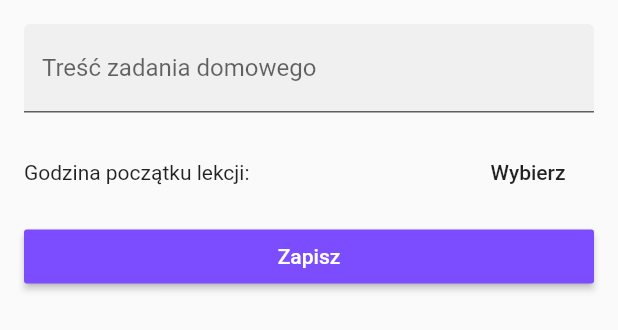
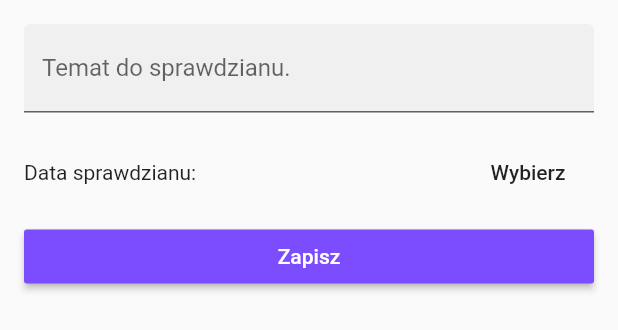
Before and after one commit to DawidBartniczak/Lesson-Plan-Flutter, a Flutter app: the AddTestBottomSheet widget shown alone on an empty page, opened directly, on a phone screen of 412 x 824 dp. Shown: the top 330 px of the screen. Run offline on Flutter 3.47's test engine with Material 2 defaults, Android fonts, the phone set to English and light mode, and no system bars; our stand-ins replace shared_preferences, sqflite; missing offline and left inert: rounded_modal; accounts and stored records are empty.

Commit message:
Added Android icons and fixed labels in add test sheet.

```diff
--- a/lib/main.dart
+++ b/lib/main.dart
@@ -20,7 +20,7 @@ class MyApp extends StatelessWidget {
   @override
   Widget build(BuildContext context) {
     return MaterialApp(
-      title: 'Flutter Demo',
+      title: 'Plan Lekcji',
       theme: ThemeData(
         primarySwatch: Colors.deepPurple,
         accentColor: Colors.deepPurpleAccent,
--- a/lib/widget/bottomSheet/addTestBottomSheet.dart
+++ b/lib/widget/bottomSheet/addTestBottomSheet.dart
@@ -28,7 +28,7 @@ class _AddTestBottomSheetState extends State<AddTestBottomSheet> {
             TextFormField(
               keyboardAppearance: Brightness.light,
               decoration: InputDecoration(
-                labelText: 'Treść zadania domowego',
+                labelText: 'Temat do sprawdzianu.',
                 filled: true
               ),
             ),
@@ -37,8 +37,8 @@ class _AddTestBottomSheetState extends State<AddTestBottomSheet> {
               mainAxisAlignment: MainAxisAlignment.spaceBetween,
               children: <Widget>[
                 Text(!_datePicked
-                  ? 'Godzina początku lekcji:'
-                  : 'Wybrane godziny:'),
+                  ? 'Data sprawdzianu:'
+                  : 'Wybrana data:'),
                 FlatButton(
                   child: Text('Wybierz'),
                   onPressed: () {},
```
Also changed, not shown: 15 other files.
